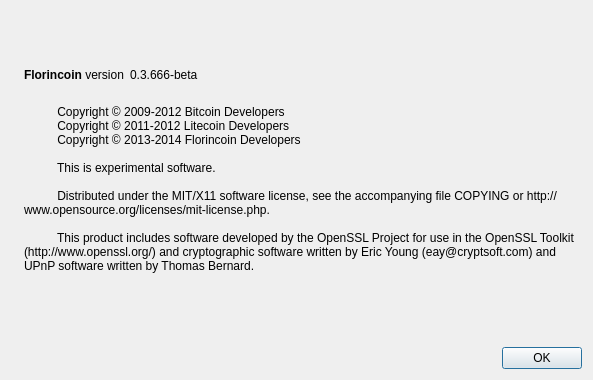
This is src/qt/forms/aboutdialog.ui in NobleCoinNOBL/noblecoin as Qt 5 draws it before an edit. The edited form follows.
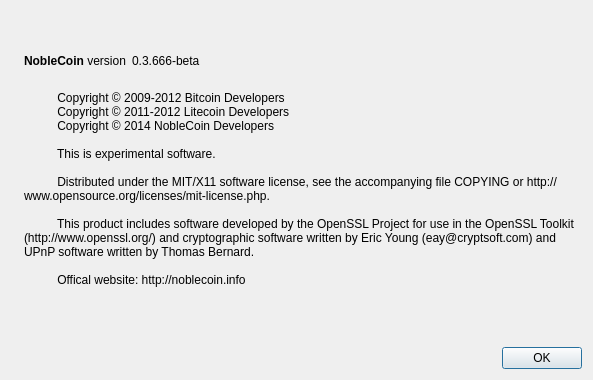
This is the edited form. Icons and pictures are not drawn.

```diff
--- a/src/qt/forms/aboutdialog.ui
+++ b/src/qt/forms/aboutdialog.ui
@@ -50,7 +50,7 @@
           <cursorShape>IBeamCursor</cursorShape>
          </property>
          <property name="text">
-          <string>&lt;b&gt;Florincoin&lt;/b&gt; version</string>
+          <string>&lt;b&gt;NobleCoin&lt;/b&gt; version</string>
          </property>
          <property name="textInteractionFlags">
           <set>Qt::LinksAccessibleByMouse|Qt::TextSelectableByKeyboard|Qt::TextSelectableByMouse</set>
@@ -97,13 +97,15 @@
         <string>
           Copyright © 2009-2012 Bitcoin Developers
           Copyright © 2011-2012 Litecoin Developers
-          Copyright © 2013-2014 Florincoin Developers
+          Copyright © 2014 NobleCoin Developers
 
           This is experimental software.
 
           Distributed under the MIT/X11 software license, see the accompanying file COPYING or http://www.opensource.org/licenses/mit-license.php.
 
           This product includes software developed by the OpenSSL Project for use in the OpenSSL Toolkit (http://www.openssl.org/) and cryptographic software written by Eric Young (eay@cryptsoft.com) and UPnP software written by Thomas Bernard.
+
+          Offical website: http://noblecoin.info
         </string>
        </property>
        <property name="wordWrap">
```
Left out of the diff: 2 changed lines with no effect on the pictures.
